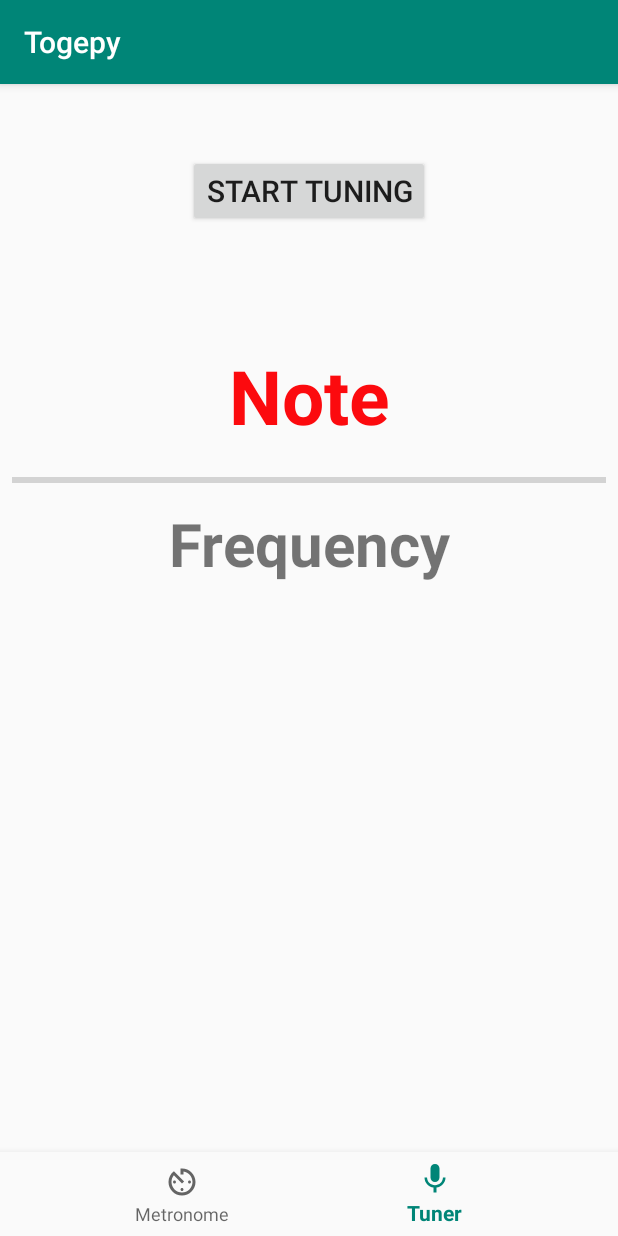
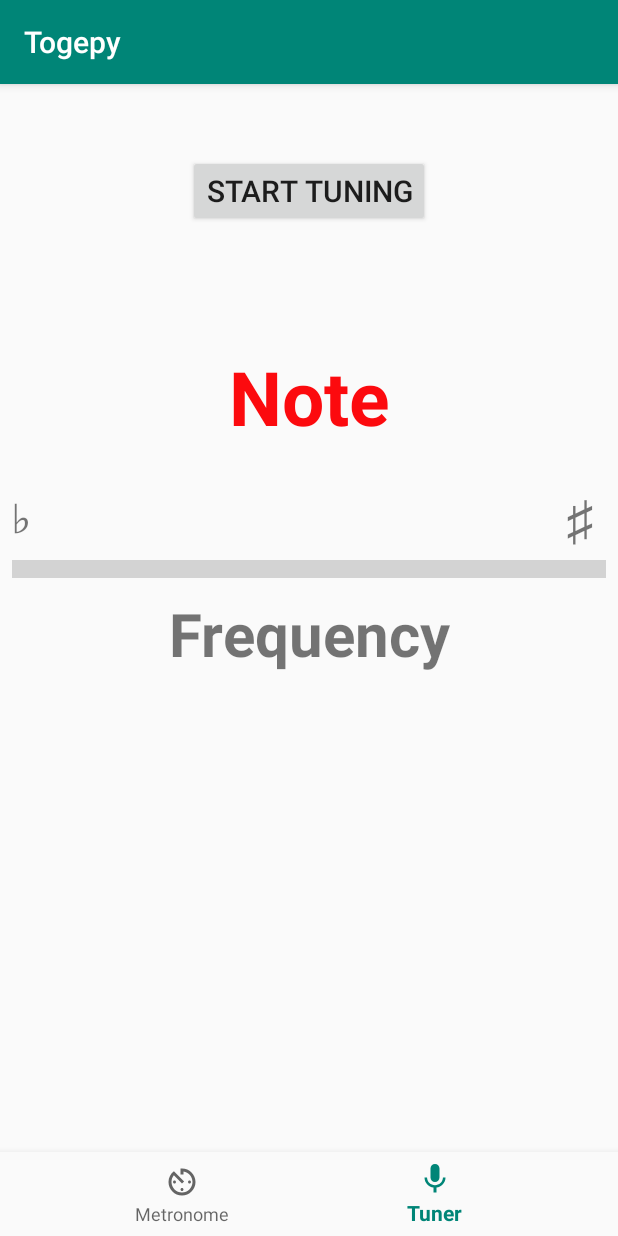
Before and after one commit to andredxc/embarcados, an Android app: the Tuner screen opened directly, with no data from a screen before it, on a phone screen of 412 x 824 dp. Run offline under Robolectric (Android 15) with nearby library versions, the phone set to English and light mode, and no system bars.

Commit message:
A cor da barra do afinador muda dinamicamente, novos simbolos acima da barra

```diff
--- a/togepy/app/src/main/java/com/example/togepy/Tuner.java
+++ b/togepy/app/src/main/java/com/example/togepy/Tuner.java
@@ -3,6 +3,7 @@ package com.example.togepy;
 import android.Manifest;
 import android.content.Intent;
 import android.content.pm.PackageManager;
+import android.graphics.Color;
 import android.os.Bundle;
 import android.util.Log;
 import android.view.MenuItem;
@@ -19,6 +20,7 @@ import com.google.android.material.bottomnavigation.BottomNavigationView;
 
 import org.w3c.dom.Text;
 
+import java.util.Arrays;
 import java.util.Locale;
 
 import be.tarsos.dsp.AudioDispatcher;
@@ -32,20 +34,23 @@ import be.tarsos.dsp.util.PitchConverter;
 
 public class Tuner extends AppCompatActivity {
 
-    final int PITCH_BAR_MAX = 200;
-    final int PITCH_HISTORY_LENGTH = 20;
+    final float PITCH_BAR_MAX = 200;
+    final int PITCH_HISTORY_LENGTH = 5;
     final int PITCH_LOWER_LIMIT = 10;
+    final double PITCH_OPTIMAL_PCTG = 5;
+    final double PITCH_GOOD_PCTG = 20;
 
     private float pitchFreq = -1;
     private float[] pitchHistory;
     private int historyIndex = 0;
-    private float avgPitch = -1;
+    private double avgPitch = -1;
     private String noteName;
     private int currentStringNum = 6;
     private float tunerFreqOffset;  //Difference between the frequency captured by the mic and the tuner goal
     private ProgressBar pitchBar = null;
     AudioDispatcher audioDispatcher;
     public static final String[] notes = new String[] { "C", "C#", "D", "D#", "E", "F", "F#", "G", "G#", "A", "A#", "B" };
+//    ProgressBar pitchBar;
 
     private BottomNavigationView.OnNavigationItemSelectedListener mOnNavigationItemSelectedListener
             = new BottomNavigationView.OnNavigationItemSelectedListener() {
@@ -82,7 +87,8 @@ public class Tuner extends AppCompatActivity {
 
         // Set pitch bar
         pitchBar = findViewById(R.id.pitchBar);
-        pitchBar.setMax(PITCH_BAR_MAX);
+        pitchBar.setScaleY(3f);
+        pitchBar.setMax((int)PITCH_BAR_MAX);
     }
 
     @Override
@@ -170,17 +176,18 @@ public class Tuner extends AppCompatActivity {
             }
         }
         sum2 = Math.sqrt(sum2/(float)PITCH_HISTORY_LENGTH);
-        Log.v("debug", "" + sum2 + ", " + avgPitch);
+        Log.v("debug", "" + sum2 + ", " + avgPitch + ", " + pitchFreq);
 
-        // When the std deviation stabilizes, avg pitch is conclusive
+
 
         // Calculate note, frequencies and offset
-        int pitchMidi = PitchConverter.hertzToMidiKey(Double.valueOf(avgPitch));
+        int pitchMidi = PitchConverter.hertzToMidiKey(avgPitch);
         if(pitchMidi < 0){
             // Sometimes this functions returns a negative number unexpectedly
             pitchMidi = 0;
         }
         noteName = notes[pitchMidi%12];
+        Log.v("debug", noteName);
         double noteFreq = PitchConverter.midiKeyToHertz(pitchMidi);
         double noteCent = PitchConverter.hertzToAbsoluteCent(noteFreq);
         double pitchCent = 0;
@@ -190,16 +197,14 @@ public class Tuner extends AppCompatActivity {
         double offset = noteCent - pitchCent;
 
         // Create strings
-        String freqStr, offsetStr;
+        String freqStr;
         if (avgPitch < PITCH_LOWER_LIMIT){
             // Too quiet
             freqStr = "";
-            offsetStr = "";
             noteName = "Too quiet";
         }
         else{
             freqStr = String.format(Locale.getDefault(), "%.2f Hz", avgPitch);
-            offsetStr = String.format(Locale.getDefault(),"%.2f", offset);
         }
 
         // Update frequency text
@@ -211,19 +216,38 @@ public class Tuner extends AppCompatActivity {
 
         // Update pitch progress bar
         // -50 < offset < 50
-        int progress;
+        float progress;
         if(avgPitch < PITCH_LOWER_LIMIT){
             progress = 0;
         }
         else{
-            progress = (int)(((50.0+offset)/100.0)*(float) PITCH_BAR_MAX);
+            progress = (int)(((50.0+offset)/100.0)*PITCH_BAR_MAX);
+            // Reflect the progress bar around the middle point
+            progress = (progress < PITCH_BAR_MAX/2) ?
+                    (progress + (PITCH_BAR_MAX/2-progress)*2) : (progress - (progress-PITCH_BAR_MAX/2)*2);
+            Log.e("progress", "" + progress);
+
         }
-        pitchBar.setProgress(progress);
+
+        // Set bar color
+        if(offset >= -PITCH_OPTIMAL_PCTG && offset < PITCH_OPTIMAL_PCTG){
+            pitchBar.getProgressDrawable().setColorFilter(Color.GREEN,
+                    android.graphics.PorterDuff.Mode.SRC_IN);
+        }
+        else if(offset >= -PITCH_GOOD_PCTG && offset < PITCH_GOOD_PCTG){
+            pitchBar.getProgressDrawable().setColorFilter(Color.rgb(230, 230, 0),
+                    android.graphics.PorterDuff.Mode.SRC_IN);
+        }
+        else{
+            pitchBar.getProgressDrawable().setColorFilter(Color.RED,
+                    android.graphics.PorterDuff.Mode.SRC_IN);
+        }
+
+        pitchBar.setProgress((int)progress);
 
         //Update tuner bar
         ProgressBar tunerBar = findViewById(R.id.tunerBar);
         tunerBar.setProgress((int)tunerFreqOffset + 100);
-
     }
 
     public void startTuner(View view){
--- a/togepy/app/src/main/res/layout/activity_tuner.xml
+++ b/togepy/app/src/main/res/layout/activity_tuner.xml
@@ -44,6 +44,7 @@
             android:onClick="startTuner"
             />
 
+
         <ProgressBar
             android:id="@+id/tunerBar"
             style="@style/Widget.AppCompat.ProgressBar.Horizontal"
@@ -88,7 +89,6 @@
                 />
         </RelativeLayout>
 
-
         <TextView
             android:id="@+id/pitchNote"
             android:layout_width="match_parent"
@@ -101,11 +101,42 @@
             android:textColor="@color/note"
             app:layout_constraintBottom_toBottomOf="parent" />
 
+        <RelativeLayout
+            android:layout_width="fill_parent"
+            android:layout_height="wrap_content"
+            android:orientation="horizontal">
+
+            <TextView
+                android:id="@+id/tunerLowText"
+                android:layout_width="wrap_content"
+                android:layout_height="wrap_content"
+                android:layout_marginTop="10dp"
+                android:text="@string/tunerLowText"
+                android:textSize="36sp" />
+
+
+            <TextView
+                android:id="@+id/tunerHighText"
+                android:layout_width="wrap_content"
+                android:layout_height="wrap_content"
+                android:layout_alignParentEnd="true"
+                android:layout_alignParentRight="true"
+                android:layout_marginTop="10dp"
+                android:layout_marginEnd="7dp"
+                android:layout_marginRight="7dp"
+                android:text="@string/tunerHighText"
+                android:textSize="36sp" />
+        </RelativeLayout>
+
         <ProgressBar
             android:id="@+id/pitchBar"
             style="?android:attr/progressBarStyleHorizontal"
             android:layout_width="match_parent"
-            android:layout_height="30dp" />
+            android:layout_height="30dp"
+            android:minHeight="10dp"
+            android:maxHeight="10dp"
+            />
+
 
         <TextView
             android:id="@+id/pitchFreq"
--- a/togepy/app/src/main/res/values/strings.xml
+++ b/togepy/app/src/main/res/values/strings.xml
@@ -24,6 +24,6 @@
     <string name="tunerStartButtonText">START TUNING</string>
     <string name="currentStringDefaultText">Current string</string>
     <string name="tunerOffsetDefaultText">Offset</string>
-    <string name="tunerLowText">low</string>
-    <string name="tunerHighText">high</string>
+    <string name="tunerLowText">♭</string>
+    <string name="tunerHighText">♯</string>
 </resources>
```
